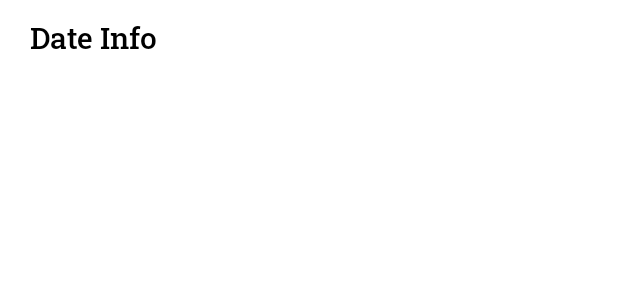
After one commit to suyogyadav/FirstMed, an Android app: the layout expandable_list_parent.xml on its own in the app's theme, with its tools: preview values and no code run, on a phone screen of 412 x 824 dp. The commit adds this screen. Shown: the top 300 px of the screen. Run offline under Robolectric (Android 15) with nearby library versions, the phone set to English and light mode, and no system bars.

Commit message:
expandable list under coust

```diff
--- /dev/null
+++ b/app/src/main/res/layout/expandable_list_parent.xml
@@ -0,0 +1,17 @@
+<?xml version="1.0" encoding="utf-8"?>
+<RelativeLayout xmlns:android="http://schemas.android.com/apk/res/android"
+    android:layout_width="match_parent"
+    android:layout_height="50dp">
+
+    <com.google.android.material.textview.MaterialTextView
+        android:layout_centerVertical="true"
+        android:id="@+id/expandable_date"
+        android:layout_width="wrap_content"
+        android:layout_height="wrap_content"
+        android:layout_marginStart="20dp"
+        android:fontFamily="@font/medium"
+        android:text="Date Info"
+        android:textColor="@color/colorBlack"
+        android:textSize="20sp" />
+
+</RelativeLayout>
--- a/app/src/main/res/layout/fragment_medicine.xml
+++ b/app/src/main/res/layout/fragment_medicine.xml
@@ -6,6 +6,7 @@
     tools:context=".MedicineFragment">
 
     <ExpandableListView
+        android:id="@+id/expandable_date"
         android:layout_width="match_parent"
         android:layout_height="match_parent"/>
 </FrameLayout>
```
Also changed, not shown: app/src/main/java/com/kernel/firstmed/ExpandableListAdapter.java (+31 -10 lines), app/src/main/java/com/kernel/firstmed/FirstMedDatabase.java (+7 -2 lines), app/src/main/java/com/kernel/firstmed/MedicineFragment.java (+8 -1 lines), app/src/main/java/com/kernel/firstmed/PatientDetails.java (+14 -0 lines).
